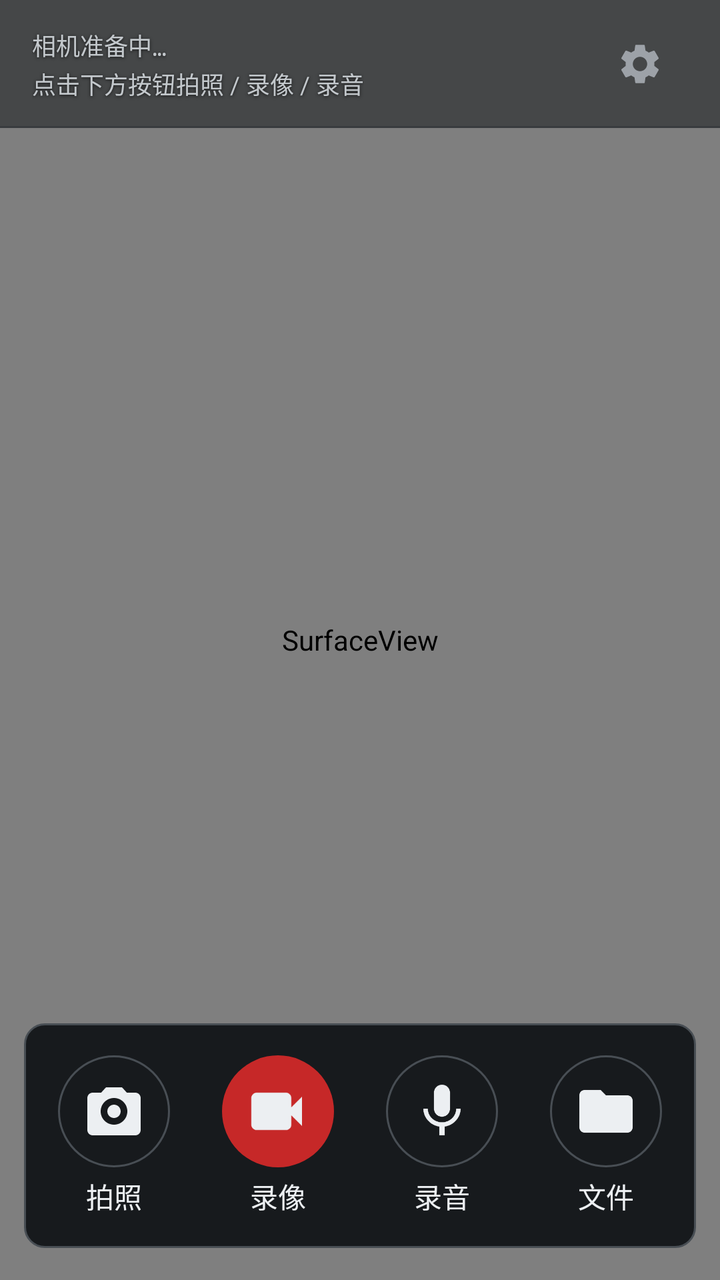
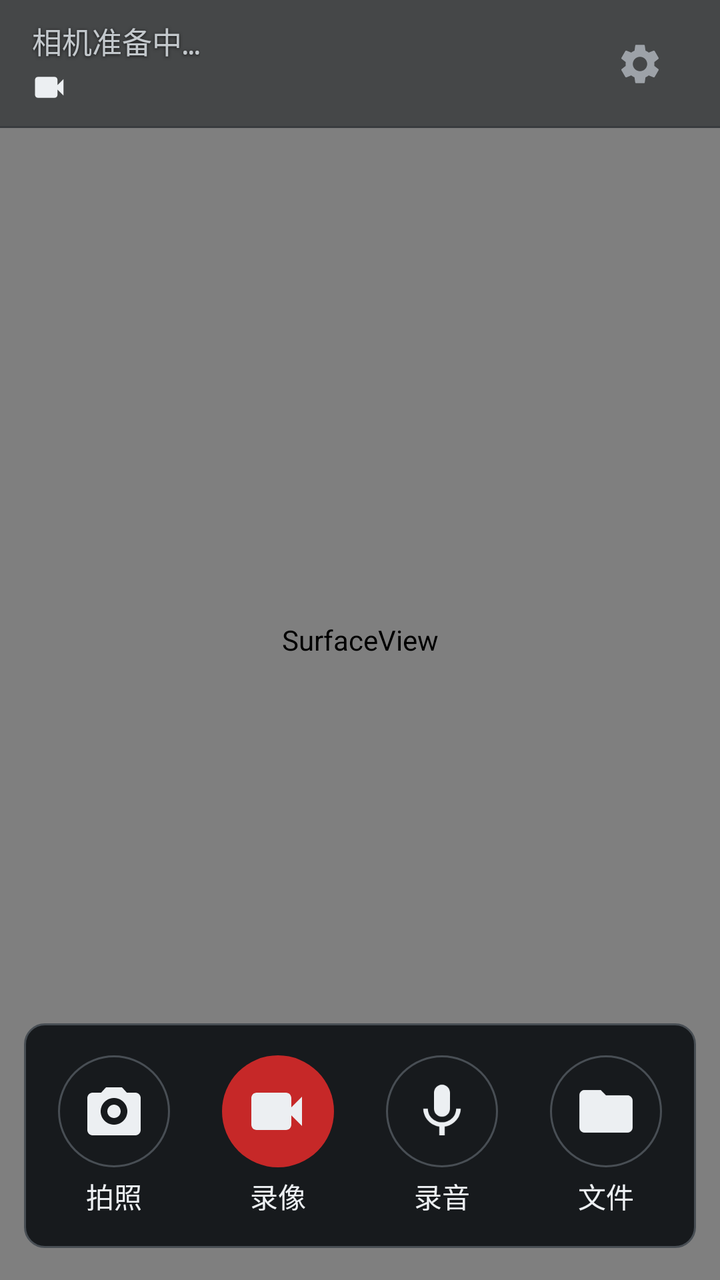

The first picture is an Android layout as it rendered before a commit; the second is the same layout after the commit. The layout source and the unified diff follow.
<!-- AndroidManifest.xml: application theme Theme.BodyCam -->
<!-- res/layout/activity_main.xml -->
<?xml version="1.0" encoding="utf-8"?>
<FrameLayout xmlns:android="http://schemas.android.com/apk/res/android"
    android:layout_width="match_parent"
    android:layout_height="match_parent"
    android:background="@color/paper">

    
    <SurfaceView
        android:id="@+id/preview"
        android:layout_width="match_parent"
        android:layout_height="match_parent" />

    
    <View
        android:id="@+id/flashView"
        android:layout_width="match_parent"
        android:layout_height="match_parent"
        android:alpha="0"
        android:background="@color/flash" />

    
    <LinearLayout
        android:layout_width="match_parent"
        android:layout_height="wrap_content"
        android:layout_gravity="top"
        android:orientation="vertical">

        
        <FrameLayout
            android:layout_width="match_parent"
            android:layout_height="wrap_content"
            android:background="@drawable/bg_top_bar"
            android:minHeight="@dimen/top_bar_height"
            android:paddingHorizontal="@dimen/space_md"
            android:paddingVertical="@dimen/space_xs">

            
            <LinearLayout
                android:layout_width="wrap_content"
                android:layout_height="wrap_content"
                android:layout_gravity="start|center_vertical"
                android:orientation="vertical">

                <LinearLayout
                    android:layout_width="wrap_content"
                    android:layout_height="wrap_content"
                    android:gravity="center_vertical"
                    android:orientation="horizontal">

                    <TextView
                        android:id="@+id/statusView"
                        style="@style/BodyCamInstrumentOverlay"
                        android:layout_width="wrap_content"
                        android:layout_height="wrap_content"
                        android:text="@string/status_booting" />

                    <View
                        android:id="@+id/recDot"
                        android:layout_width="@dimen/status_dot"
                        android:layout_height="@dimen/status_dot"
                        android:layout_marginStart="@dimen/space_xs"
                        android:background="@drawable/dot_rec"
                        android:visibility="invisible" />
                </LinearLayout>

                <TextView
                    android:id="@+id/hintView"
                    style="@style/BodyCamHintOverlay"
                    android:layout_width="wrap_content"
                    android:layout_height="wrap_content"
                    android:layout_marginTop="@dimen/space_3xs"
                    android:text="@string/hint_keys" />
            </LinearLayout>

            
            <TextView
                android:id="@+id/timerView"
                style="@style/BodyCamInstrumentLargeOverlay"
                android:layout_width="wrap_content"
                android:layout_height="wrap_content"
                android:layout_gravity="center"
                android:text="@string/timer_zero"
                android:visibility="gone" />

            
            <LinearLayout
                android:layout_width="wrap_content"
                android:layout_height="wrap_content"
                android:layout_gravity="end|center_vertical"
                android:gravity="center_vertical"
                android:orientation="horizontal">

                
                <View
                    android:id="@+id/preRecordDot"
                    android:layout_width="@dimen/status_dot"
                    android:layout_height="@dimen/status_dot"
                    android:background="@drawable/dot_pre_record"
                    android:visibility="gone" />

                <ImageView
                    android:id="@+id/btnSettings"
                    android:layout_width="@dimen/touch_target"
                    android:layout_height="@dimen/touch_target"
                    android:layout_marginStart="@dimen/space_xs"
                    android:background="@drawable/bg_icon_button"
                    android:contentDescription="@string/title_settings"
                    android:focusable="true"
                    android:padding="@dimen/space_sm"
                    android:src="@drawable/ic_settings" />
            </LinearLayout>
        </FrameLayout>

        
        <TextView
            android:id="@+id/debugView"
            style="@style/BodyCamInstrumentOverlay"
            android:layout_width="wrap_content"
            android:layout_height="wrap_content"
            android:layout_marginStart="@dimen/space_md"
            android:layout_marginTop="@dimen/space_xs"
            android:background="@drawable/bg_panel"
            android:clickable="true"
            android:focusable="true"
            android:lineSpacingExtra="@dimen/space_3xs"
            android:paddingHorizontal="@dimen/space_sm"
            android:paddingVertical="@dimen/space_xs"
            android:visibility="gone" />
    </LinearLayout>

    
    <LinearLayout
        android:id="@+id/dockBar"
        android:layout_width="match_parent"
        android:layout_height="wrap_content"
        android:layout_gravity="bottom"
        android:layout_marginHorizontal="@dimen/space_sm"
        android:layout_marginBottom="@dimen/space_md"
        android:background="@drawable/bg_dock_bar"
        android:baselineAligned="false"
        android:gravity="center_vertical"
        android:orientation="horizontal"
        android:paddingHorizontal="@dimen/space_2xs"
        android:paddingVertical="@dimen/space_sm">

        
        <LinearLayout
            android:id="@+id/btnShutter"
            android:layout_width="0dp"
            android:layout_height="wrap_content"
            android:layout_weight="1"
            android:background="?android:attr/selectableItemBackground"
            android:clickable="true"
            android:contentDescription="@string/btn_capture"
            android:focusable="true"
            android:gravity="center_horizontal"
            android:orientation="vertical"
            android:paddingVertical="@dimen/space_2xs">

            <ImageView
                android:layout_width="@dimen/dock_button_size"
                android:layout_height="@dimen/dock_button_size"
                android:background="@drawable/bg_dock_button"
                android:importantForAccessibility="no"
                android:padding="@dimen/space_sm"
                android:src="@drawable/ic_capture"
                android:tint="@color/ink" />

            <TextView
                style="@style/BodyCamLabel"
                android:layout_width="wrap_content"
                android:layout_height="wrap_content"
                android:layout_marginTop="@dimen/space_2xs"
                android:text="@string/btn_capture" />
        </LinearLayout>

        
        <LinearLayout
            android:id="@+id/btnRecord"
            android:layout_width="0dp"
            android:layout_height="wrap_content"
            android:layout_weight="1"
            android:background="?android:attr/selectableItemBackground"
            android:clickable="true"
            android:contentDescription="@string/btn_record"
            android:focusable="true"
            android:gravity="center_horizontal"
            android:orientation="vertical"
            android:paddingVertical="@dimen/space_2xs">

            <ImageView
                android:id="@+id/iconRecord"
                android:layout_width="@dimen/dock_button_size"
                android:layout_height="@dimen/dock_button_size"
                android:background="@drawable/bg_dock_record"
                android:importantForAccessibility="no"
                android:padding="@dimen/space_sm"
                android:src="@drawable/ic_record"
                android:tint="@color/ink" />

            <TextView
                android:id="@+id/labelRecord"
                style="@style/BodyCamLabel"
                android:layout_width="wrap_content"
                android:layout_height="wrap_content"
                android:layout_marginTop="@dimen/space_2xs"
                android:text="@string/btn_record" />
        </LinearLayout>

        
        <LinearLayout
            android:id="@+id/btnAudioRecord"
            android:layout_width="0dp"
            android:layout_height="wrap_content"
            android:layout_weight="1"
            android:background="?android:attr/selectableItemBackground"
            android:clickable="true"
            android:contentDescription="@string/title_audio_record"
            android:focusable="true"
            android:gravity="center_horizontal"
            android:orientation="vertical"
            android:paddingVertical="@dimen/space_2xs">

            <ImageView
                android:layout_width="@dimen/dock_button_size"
                android:layout_height="@dimen/dock_button_size"
                android:background="@drawable/bg_dock_button"
                android:importantForAccessibility="no"
                android:padding="@dimen/space_sm"
                android:src="@drawable/ic_mic"
                android:tint="@color/ink" />

            <TextView
                style="@style/BodyCamLabel"
                android:layout_width="wrap_content"
                android:layout_height="wrap_content"
                android:layout_marginTop="@dimen/space_2xs"
                android:text="@string/title_audio_record" />
        </LinearLayout>

        
        <LinearLayout
            android:id="@+id/btnFiles"
            android:layout_width="0dp"
            android:layout_height="wrap_content"
            android:layout_weight="1"
            android:background="?android:attr/selectableItemBackground"
            android:clickable="true"
            android:contentDescription="@string/title_files"
            android:focusable="true"
            android:gravity="center_horizontal"
            android:orientation="vertical"
            android:paddingVertical="@dimen/space_2xs">

            <ImageView
                android:layout_width="@dimen/dock_button_size"
                android:layout_height="@dimen/dock_button_size"
                android:background="@drawable/bg_dock_button"
                android:importantForAccessibility="no"
                android:padding="@dimen/space_sm"
                android:src="@drawable/ic_folder"
                android:tint="@color/ink" />

            <TextView
                style="@style/BodyCamLabel"
                android:layout_width="wrap_content"
                android:layout_height="wrap_content"
                android:layout_marginTop="@dimen/space_2xs"
                android:text="@string/title_files" />
        </LinearLayout>
    </LinearLayout>

</FrameLayout>
<!-- resources referenced by this layout -->
<resources>
  <color name="flash">#FFFFFF</color>
  <color name="ink">#ECEFF2</color>
  <color name="paper">#0D1013</color>
  <dimen name="dock_button_size">56dp</dimen>
  <dimen name="space_2xs">4dp</dimen>
  <dimen name="space_3xs">2dp</dimen>
  <dimen name="space_md">16dp</dimen>
  <dimen name="space_sm">12dp</dimen>
  <dimen name="space_xs">8dp</dimen>
  <dimen name="status_dot">8dp</dimen>
  <dimen name="top_bar_height">56dp</dimen>
  <dimen name="touch_target">48dp</dimen>
  <!-- drawable dot_rec (drawable) -->
  <shape xmlns:android="http://schemas.android.com/apk/res/android"
      android:shape="oval">
      <solid android:color="@color/rec_signal" />
      <stroke
          android:width="@dimen/rule_hair"
          android:color="@color/paper_3" />
      <size
          android:width="@dimen/status_dot"
          android:height="@dimen/status_dot" />
  </shape>
  <string name="btn_capture">拍照</string>
  <string name="btn_record">录像</string>
  <string name="hint_keys">点击下方按钮拍照 / 录像 / 录音</string>
  <string name="status_booting">相机准备中…</string>
  <string name="timer_zero">00:00:00</string>
  <string name="title_audio_record">录音</string>
  <string name="title_files">文件</string>
  <string name="title_settings">设置</string>
  <style name="BodyCamHintOverlay" parent="BodyCamHint">
          <item name="android:textColor">@color/ink_2</item>
          <item name="android:shadowColor">@color/text_shadow</item>
          <item name="android:shadowDx">0</item>
          <item name="android:shadowDy">1</item>
          <item name="android:shadowRadius">4</item>
      </style>
  <style name="BodyCamLabel">
          <item name="android:fontFamily">sans-serif-medium</item>
          <item name="android:textSize">@dimen/text_md</item>
          <item name="android:textColor">@color/ink</item>
          <item name="android:includeFontPadding">false</item>
      </style>
  <color name="scrim_well">#E60D1013</color>
  <dimen name="rule_hair">1dp</dimen>
  <color name="rule_2">#484E54</color>
  <dimen name="radius_panel">10dp</dimen>
  <dimen name="rule_strong">2dp</dimen>
  <color name="accent">#F7B83D</color>
  <color name="ripple_on_paper">#33ECEFF2</color>
  <color name="rec_fill_focus">#7F1D1D</color>
  <color name="rec_fill">#C62828</color>
  <color name="scrim_panel">#800D1013</color>
  <color name="rule">#802D3135</color>
  <color name="scrim_bar">#800D1013</color>
  <color name="status_pre">#FFD54F</color>
  <color name="rec_signal">#FF5252</color>
  <color name="paper_3">#06080B</color>
  <color name="muted">#9DA2A8</color>
  <style name="BodyCamHint">
          <item name="android:fontFamily">sans-serif</item>
          <item name="android:textSize">@dimen/text_sm</item>
          <item name="android:textColor">@color/muted</item>
          <item name="android:includeFontPadding">false</item>
      </style>
  <color name="ink_2">#C3C8CC</color>
  <color name="text_shadow">#BB000000</color>
  <style name="BodyCamInstrumentLarge">
          <item name="android:fontFamily">monospace</item>
          <item name="android:textSize">@dimen/text_xl</item>
          <item name="android:textColor">@color/rec_signal</item>
          <item name="android:includeFontPadding">false</item>
      </style>
  <color name="text_glow">#ED000000</color>
  <style name="BodyCamInstrument">
          <item name="android:fontFamily">monospace</item>
          <item name="android:textSize">@dimen/text_sm</item>
          <item name="android:textColor">@color/muted</item>
          <item name="android:includeFontPadding">false</item>
      </style>
  <dimen name="text_md">14sp</dimen>
  <dimen name="text_sm">12sp</dimen>
  <dimen name="text_xl">18sp</dimen>
  <!-- unchanged entries left out for length: 15 -->
</resources>

<!-- the commit's change to res/layout/activity_main.xml (unified diff, before → after) -->
@@ -41,46 +41,39 @@
                 android:layout_gravity="start|center_vertical"
                 android:orientation="vertical">
 
-                <LinearLayout
+                
+                <TextView
+                    android:id="@+id/statusView"
+                    style="@style/BodyCamInstrumentOverlay"
                     android:layout_width="wrap_content"
                     android:layout_height="wrap_content"
-                    android:gravity="center_vertical"
-                    android:orientation="horizontal">
+                    android:text="@string/status_booting"
+                    android:textSize="@dimen/text_readout" />
+
+                
+                <FrameLayout
+                    android:layout_width="wrap_content"
+                    android:layout_height="wrap_content"
+                    android:layout_marginTop="@dimen/space_3xs">
+
+                    <ImageView
+                        android:id="@+id/iconRecordStatus"
+                        android:layout_width="@dimen/status_icon"
+                        android:layout_height="@dimen/status_icon"
+                        android:layout_gravity="start|center_vertical"
+                        android:importantForAccessibility="no"
+                        android:src="@drawable/ic_record"
+                        android:tint="@color/ink" />
 
                     <TextView
-                        android:id="@+id/statusView"
-                        style="@style/BodyCamInstrumentOverlay"
+                        android:id="@+id/timerView"
+                        style="@style/BodyCamInstrumentLargeOverlay"
                         android:layout_width="wrap_content"
                         android:layout_height="wrap_content"
-                        android:text="@string/status_booting" />
-
-                    <View
-                        android:id="@+id/recDot"
-                        android:layout_width="@dimen/status_dot"
-                        android:layout_height="@dimen/status_dot"
-                        android:layout_marginStart="@dimen/space_xs"
-                        android:background="@drawable/dot_rec"
+                        android:text="@string/timer_zero"
                         android:visibility="invisible" />
-                </LinearLayout>
-
-                <TextView
-                    android:id="@+id/hintView"
-                    style="@style/BodyCamHintOverlay"
-                    android:layout_width="wrap_content"
-                    android:layout_height="wrap_content"
-                    android:layout_marginTop="@dimen/space_3xs"
-                    android:text="@string/hint_keys" />
+                </FrameLayout>
             </LinearLayout>
-
-            
-            <TextView
-                android:id="@+id/timerView"
-                style="@style/BodyCamInstrumentLargeOverlay"
-                android:layout_width="wrap_content"
-                android:layout_height="wrap_content"
-                android:layout_gravity="center"
-                android:text="@string/timer_zero"
-                android:visibility="gone" />
 
             
             <LinearLayout
@@ -96,6 +89,34 @@
                     android:layout_width="@dimen/status_dot"
                     android:layout_height="@dimen/status_dot"
                     android:background="@drawable/dot_pre_record"
+                    android:visibility="gone" />
+
+                
+                <ImageView
+                    android:id="@+id/btnTorch"
+                    android:layout_width="@dimen/touch_target"
+                    android:layout_height="@dimen/touch_target"
+                    android:layout_marginStart="@dimen/space_xs"
+                    android:background="@drawable/bg_icon_button"
+                    android:contentDescription="@string/action_torch"
+                    android:focusable="true"
+                    android:padding="@dimen/space_sm"
+                    android:src="@drawable/ic_flash"
+                    android:tint="@color/muted"
+                    android:visibility="gone" />
+
+                
+                <ImageView
+                    android:id="@+id/btnSwitchCamera"
+                    android:layout_width="@dimen/touch_target"
+                    android:layout_height="@dimen/touch_target"
+                    android:layout_marginStart="@dimen/space_xs"
+                    android:background="@drawable/bg_icon_button"
+                    android:contentDescription="@string/action_switch_camera"
+                    android:focusable="true"
+                    android:padding="@dimen/space_sm"
+                    android:src="@drawable/ic_switch_camera"
+                    android:tint="@color/muted"
                     android:visibility="gone" />
 
                 <ImageView
@@ -127,6 +148,15 @@
             android:paddingVertical="@dimen/space_xs"
             android:visibility="gone" />
     </LinearLayout>
+
+    
+    <com.dsh.bodycam.ui.ZoomSliderView
+        android:id="@+id/zoomSlider"
+        android:layout_width="@dimen/zoom_slider_width"
+        android:layout_height="@dimen/zoom_slider_height"
+        android:layout_gravity="end|center_vertical"
+        android:layout_marginEnd="@dimen/space_xs"
+        android:visibility="gone" />
 
     
     <LinearLayout
<!-- resource entries referenced after the edit -->
@@ -10,34 +10,44 @@
   <dimen name="space_sm">12dp</dimen>
   <dimen name="space_xs">8dp</dimen>
   <dimen name="status_dot">8dp</dimen>
+  <dimen name="status_icon">18dp</dimen>
+  <dimen name="text_readout">15sp</dimen>
   <dimen name="top_bar_height">56dp</dimen>
   <dimen name="touch_target">48dp</dimen>
-  <!-- drawable dot_rec (drawable) -->
-  <shape xmlns:android="http://schemas.android.com/apk/res/android"
-      android:shape="oval">
-      <solid android:color="@color/rec_signal" />
-      <stroke
-          android:width="@dimen/rule_hair"
-          android:color="@color/paper_3" />
-      <size
-          android:width="@dimen/status_dot"
-          android:height="@dimen/status_dot" />
-  </shape>
+  <dimen name="zoom_slider_height">280dp</dimen>
+  <dimen name="zoom_slider_width">44dp</dimen>
+  <!-- drawable ic_flash (drawable) -->
+  <?xml version="1.0" encoding="utf-8"?>
+  <vector xmlns:android="http://schemas.android.com/apk/res/android"
+      android:width="24dp"
+      android:height="24dp"
+      android:viewportWidth="24"
+      android:viewportHeight="24">
+      <path
+          android:fillColor="@color/muted"
+          android:pathData="M7,2v11h3v9l7,-12h-4l4,-8z" />
+  </vector>
+  <!-- drawable ic_switch_camera (drawable) -->
+  <?xml version="1.0" encoding="utf-8"?>
+  <vector xmlns:android="http://schemas.android.com/apk/res/android"
+      android:width="24dp"
+      android:height="24dp"
+      android:viewportWidth="24"
+      android:viewportHeight="24">
+      <path
+          android:fillColor="@color/muted"
+          android:fillType="evenOdd"
+          android:pathData="M9,3L7.17,5H4c-1.1,0 -2,0.9 -2,2v12c0,1.1 0.9,2 2,2h16c1.1,0 2,-0.9 2,-2V7c0,-1.1 -0.9,-2 -2,-2h-3.17L15,3H9zM12.8,9.5L16.2,12L12.8,14.5Z M11.2,9.5L7.8,12L11.2,14.5Z" />
+  </vector>
+  <string name="action_switch_camera">切换摄像头</string>
+  <string name="action_torch">补光灯</string>
   <string name="btn_capture">拍照</string>
   <string name="btn_record">录像</string>
-  <string name="hint_keys">点击下方按钮拍照 / 录像 / 录音</string>
   <string name="status_booting">相机准备中…</string>
   <string name="timer_zero">00:00:00</string>
   <string name="title_audio_record">录音</string>
   <string name="title_files">文件</string>
   <string name="title_settings">设置</string>
-  <style name="BodyCamHintOverlay" parent="BodyCamHint">
-          <item name="android:textColor">@color/ink_2</item>
-          <item name="android:shadowColor">@color/text_shadow</item>
-          <item name="android:shadowDx">0</item>
-          <item name="android:shadowDy">1</item>
-          <item name="android:shadowRadius">4</item>
-      </style>
   <style name="BodyCamLabel">
           <item name="android:fontFamily">sans-serif-medium</item>
           <item name="android:textSize">@dimen/text_md</item>
@@ -58,14 +68,7 @@
   <color name="scrim_bar">#800D1013</color>
   <color name="status_pre">#FFD54F</color>
   <color name="rec_signal">#FF5252</color>
-  <color name="paper_3">#06080B</color>
   <color name="muted">#9DA2A8</color>
-  <style name="BodyCamHint">
-          <item name="android:fontFamily">sans-serif</item>
-          <item name="android:textSize">@dimen/text_sm</item>
-          <item name="android:textColor">@color/muted</item>
-          <item name="android:includeFontPadding">false</item>
-      </style>
   <color name="ink_2">#C3C8CC</color>
   <color name="text_shadow">#BB000000</color>
   <style name="BodyCamInstrumentLarge">
